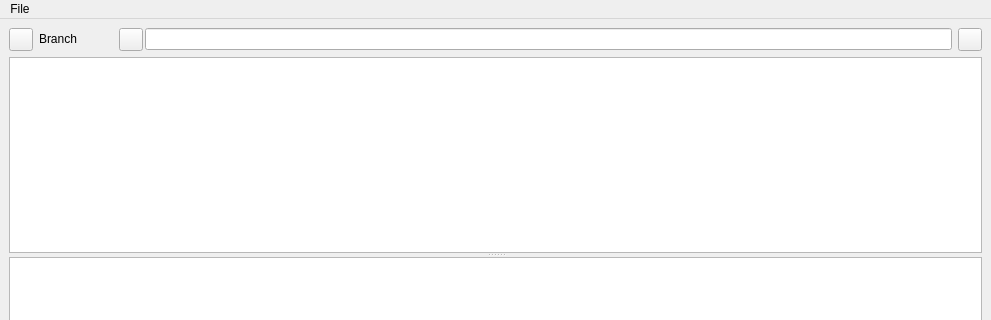
This is src/widgets/mainwindow.ui in ballessay/quokkagit as Qt 5 draws it before an edit; both pictures show x 0 to 991 and y 0 to 320 of the 991 by 708 pixel window. The edited form follows.
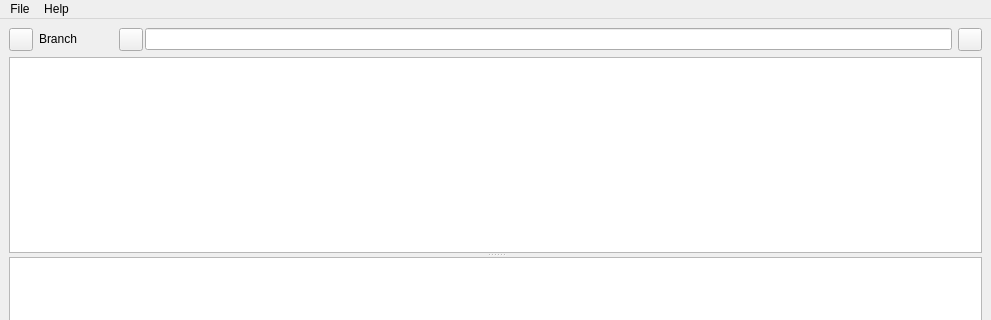
This is the edited form. Icons and pictures are not drawn. Custom widgets are drawn as their Qt base class.

```diff
--- a/src/widgets/mainwindow.ui
+++ b/src/widgets/mainwindow.ui
@@ -281,7 +281,7 @@
      <x>0</x>
      <y>0</y>
      <width>991</width>
-     <height>22</height>
+     <height>20</height>
     </rect>
    </property>
    <widget class="QMenu" name="menuFile">
@@ -303,7 +303,14 @@
     <addaction name="actionOpen_log"/>
     <addaction name="actionQuit"/>
    </widget>
+   <widget class="QMenu" name="menuHelp">
+    <property name="title">
+     <string>Help</string>
+    </property>
+    <addaction name="actionAbout"/>
+   </widget>
    <addaction name="menuFile"/>
+   <addaction name="menuHelp"/>
   </widget>
   <widget class="QStatusBar" name="statusbar"/>
   <action name="actionQuit">
```
Left out of the diff: 10 changed lines with no effect on the pictures.
